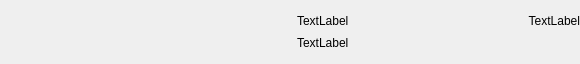
Above: src/gui/ui/transactionframe.ui from dcrsprotocol/dcrswallet before the change. Below: the same form after it.
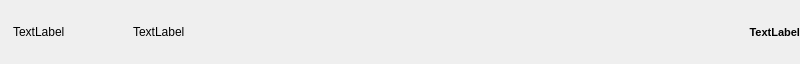
That is the form after the change.

Diff of the .ui file:
```diff
--- a/src/gui/ui/transactionframe.ui
+++ b/src/gui/ui/transactionframe.ui
@@ -6,19 +6,19 @@
    <rect>
     <x>0</x>
     <y>0</y>
-    <width>580</width>
+    <width>800</width>
     <height>64</height>
    </rect>
   </property>
   <property name="minimumSize">
    <size>
-    <width>0</width>
+    <width>500</width>
     <height>64</height>
    </size>
   </property>
   <property name="maximumSize">
    <size>
-    <width>600</width>
+    <width>16777215</width>
     <height>64</height>
    </size>
   </property>
@@ -71,7 +71,7 @@
   <property name="frameShadow">
    <enum>QFrame::Raised</enum>
   </property>
-  <layout class="QHBoxLayout" name="horizontalLayout_2" stretch="0,0,0">
+  <layout class="QHBoxLayout" name="horizontalLayout_2" stretch="0,0">
    <property name="leftMargin">
     <number>0</number>
    </property>
@@ -84,19 +84,6 @@
    <property name="bottomMargin">
     <number>0</number>
    </property>
-   <item>
-    <spacer name="horizontalSpacer">
-     <property name="orientation">
-      <enum>Qt::Horizontal</enum>
-     </property>
-     <property name="sizeHint" stdset="0">
-      <size>
-       <width>40</width>
-       <height>20</height>
-      </size>
-     </property>
-    </spacer>
-   </item>
    <item>
     <widget class="QLabel" name="m_iconLabel">
      <property name="text">
@@ -126,28 +113,22 @@
       </spacer>
      </item>
      <item>
-      <layout class="QHBoxLayout" name="horizontalLayout" stretch="0,1">
+      <layout class="QHBoxLayout" name="horizontalLayout" stretch="0,0,1">
        <property name="spacing">
         <number>20</number>
        </property>
        <item>
         <widget class="QLabel" name="m_timeLabel">
-         <property name="text">
-          <string>TextLabel</string>
+         <property name="minimumSize">
+          <size>
+           <width>100</width>
+           <height>0</height>
+          </size>
          </property>
-        </widget>
-       </item>
-       <item>
-        <widget class="QLabel" name="m_amountLabel">
          <property name="text">
           <string>TextLabel</string>
          </property>
-         <property name="alignment">
-          <set>Qt::AlignRight|Qt::AlignTrailing|Qt::AlignVCenter</set>
-         </property>
         </widget>
-       </item>
-      </layout>
      </item>
      <item>
       <widget class="QLabel" name="m_hashLabel">
@@ -167,6 +148,25 @@
         <set>Qt::NoTextInteraction</set>
        </property>
       </widget>
+       </item>
+       <item>
+        <widget class="QLabel" name="m_amountLabel">
+         <property name="font">
+          <font>
+           <pointsize>8</pointsize>
+           <weight>75</weight>
+           <bold>true</bold>
+          </font>
+         </property>
+         <property name="text">
+          <string>TextLabel</string>
+         </property>
+         <property name="alignment">
+          <set>Qt::AlignRight|Qt::AlignTrailing|Qt::AlignVCenter</set>
+         </property>
+        </widget>
+       </item>
+      </layout>
      </item>
      <item>
       <spacer name="verticalSpacer">
```
Lines whose indentation alone changed are shown as unchanged.
